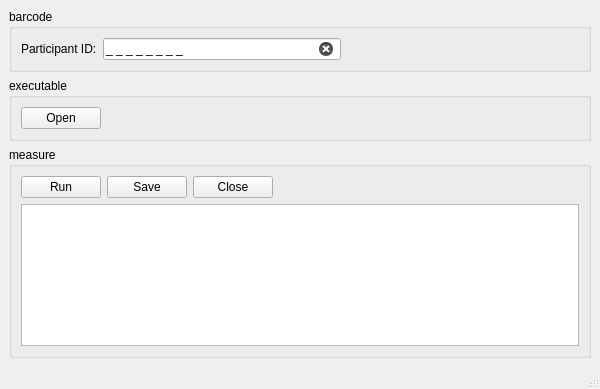
Above: src/prototype/Frax/MainWindow.ui from inglis-dl/cypress before the change. Below: the same form after it.
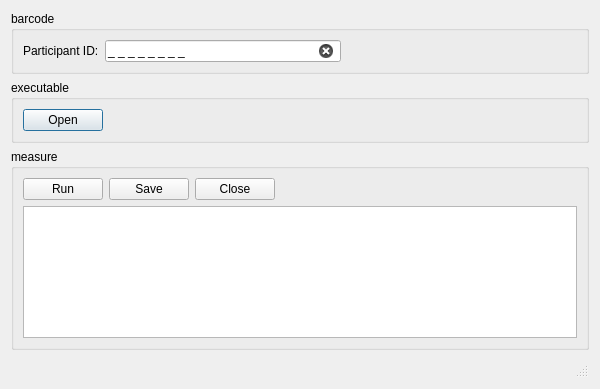
That is the form after the change.

Commit message: WIP: refactor mainwindow to dialog - refactoring use of QMainWindow to QDialog

```diff
--- a/src/prototype/Frax/MainWindow.ui
+++ b/src/prototype/Frax/MainWindow.ui
@@ -1,7 +1,7 @@
 <?xml version="1.0" encoding="UTF-8"?>
 <ui version="4.0">
  <class>MainWindow</class>
- <widget class="QMainWindow" name="MainWindow">
+ <widget class="QDialog" name="MainWindow">
   <property name="geometry">
    <rect>
     <x>0</x>
@@ -19,7 +19,6 @@
   <property name="windowTitle">
    <string>Frax</string>
   </property>
-  <widget class="QWidget" name="centralwidget">
    <layout class="QVBoxLayout" name="verticalLayout_2">
     <item>
      <widget class="QGroupBox" name="idGroupBox">
@@ -163,9 +162,10 @@
       </layout>
      </widget>
     </item>
-   </layout>
-  </widget>
+   <item>
  <widget class="QStatusBar" name="statusBar"/>
+   </item>
+  </layout>
  </widget>
  <resources/>
  <connections/>
```
Lines whose indentation alone changed are shown as unchanged. The commit also changes 23 other files.
